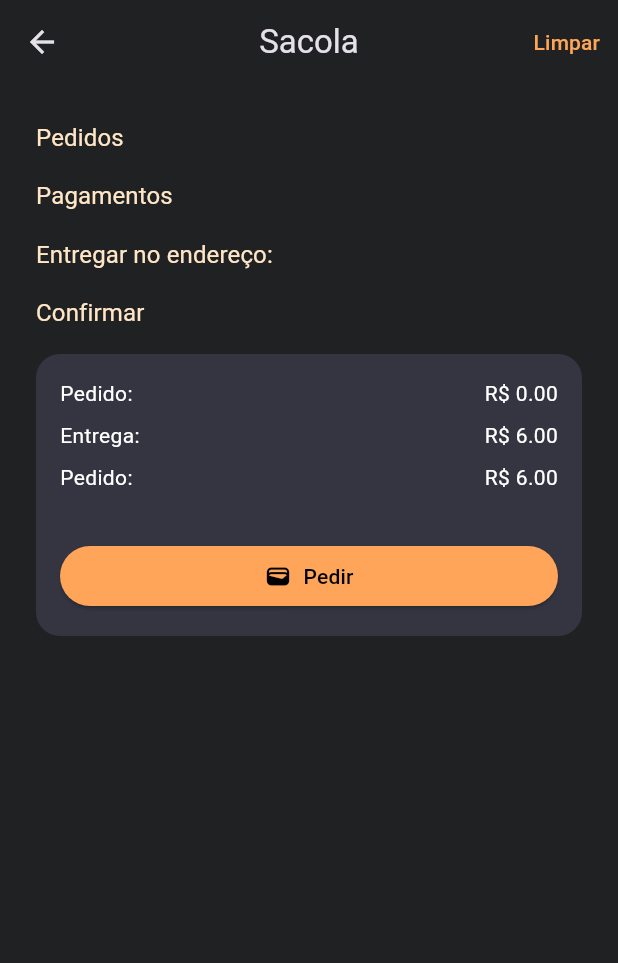
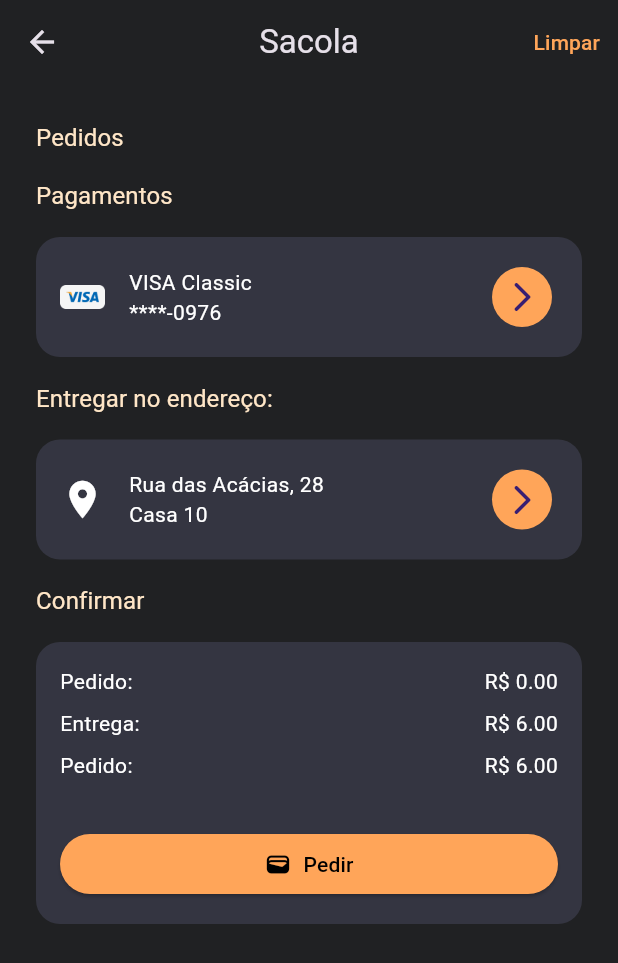
Before and after one commit to ricarthlima/flutter_imersao_techtaste, a Flutter app: the CheckoutScreen screen opened directly, on a phone screen of 412 x 824 dp. Shown: the top 963 px of the screen. Run offline on Flutter 3.47's test engine with Material 3 defaults, Android fonts, the light colour scheme and no system bars; our stand-ins replace badges.

Commit message:
checkout: checkout_widget

```diff
--- a/lib/ui/checkout/checkout_screen.dart
+++ b/lib/ui/checkout/checkout_screen.dart
@@ -1,5 +1,6 @@
 import 'package:flutter/material.dart';
 import 'package:flutter_imersao_techtaste/ui/_core/bag_provider.dart';
+import 'package:flutter_imersao_techtaste/ui/checkout/widgets/checkout_widget.dart';
 import 'package:provider/provider.dart';
 
 import '../../models/dish.dart';
@@ -40,9 +41,25 @@ class CheckoutScreen extends StatelessWidget {
                 "Pagamentos",
                 style: Theme.of(context).textTheme.titleSmall,
               ),
+              CheckoutWidget(
+                onTap: () {},
+                leading: Image.asset(
+                  "assets/others/visa.png",
+                  width: 30,
+                ),
+                child: Text("VISA Classic\n****-0976"),
+              ),
               Text(
                 "Entregar no endereço:",
                 style: Theme.of(context).textTheme.titleSmall,
+              ),
+              CheckoutWidget(
+                onTap: () {},
+                leading: Icon(
+                  Icons.location_on,
+                  size: 30,
+                ),
+                child: Text("Rua das Acácias, 28\nCasa 10"),
               ),
               Text(
                 "Confirmar",
--- /dev/null
+++ b/lib/ui/checkout/widgets/checkout_widget.dart
@@ -0,0 +1,48 @@
+import 'package:flutter/material.dart';
+
+import '../../_core/app_colors.dart';
+
+class CheckoutWidget extends StatelessWidget {
+  final Function onTap;
+  final Widget leading;
+  final Widget child;
+  const CheckoutWidget({
+    super.key,
+    required this.onTap,
+    required this.leading,
+    required this.child,
+  });
+
+  @override
+  Widget build(BuildContext context) {
+    return InkWell(
+      onTap: () => onTap.call(),
+      child: Container(
+        decoration: BoxDecoration(
+          color: AppColors.backgroundLightColor,
+          borderRadius: BorderRadius.circular(16),
+        ),
+        padding: EdgeInsets.all(16),
+        child: Row(
+          mainAxisAlignment: MainAxisAlignment.spaceBetween,
+          children: [
+            Row(
+              spacing: 16,
+              children: [
+                leading,
+                child,
+              ],
+            ),
+            IconButton.filled(
+              onPressed: () {},
+              icon: Icon(Icons.arrow_forward_ios_rounded),
+              style: ButtonStyle(
+                backgroundColor: WidgetStatePropertyAll(AppColors.mainColor),
+              ),
+            ),
+          ],
+        ),
+      ),
+    );
+  }
+}
```
Also changed, not shown: assets/others/visa.png (added).
